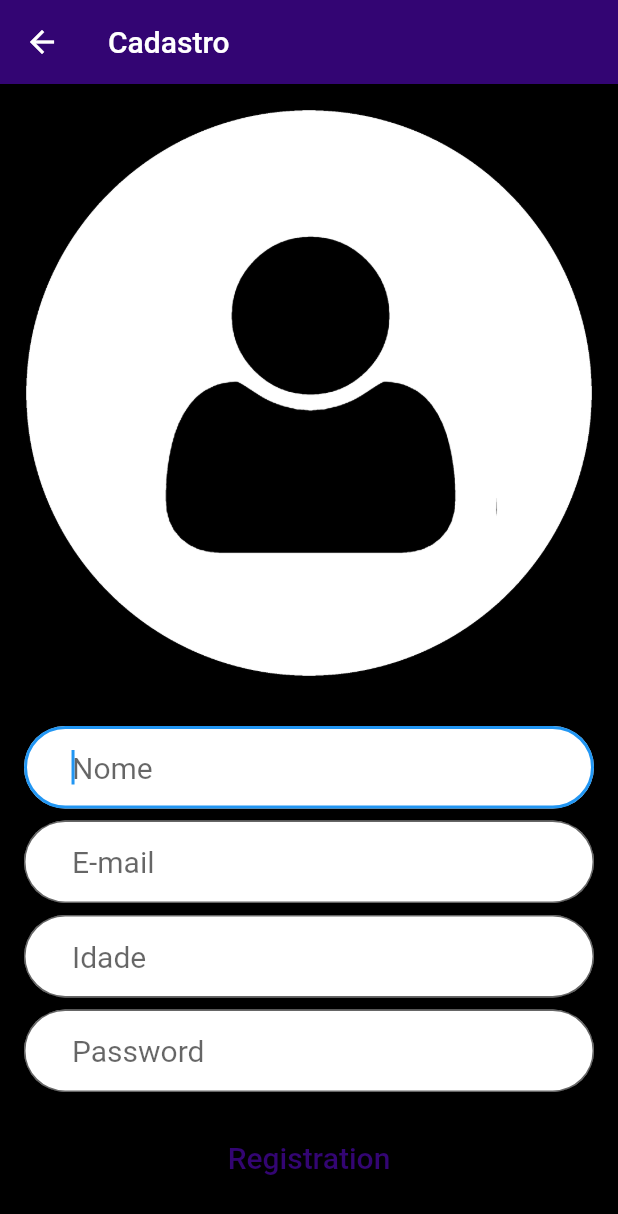
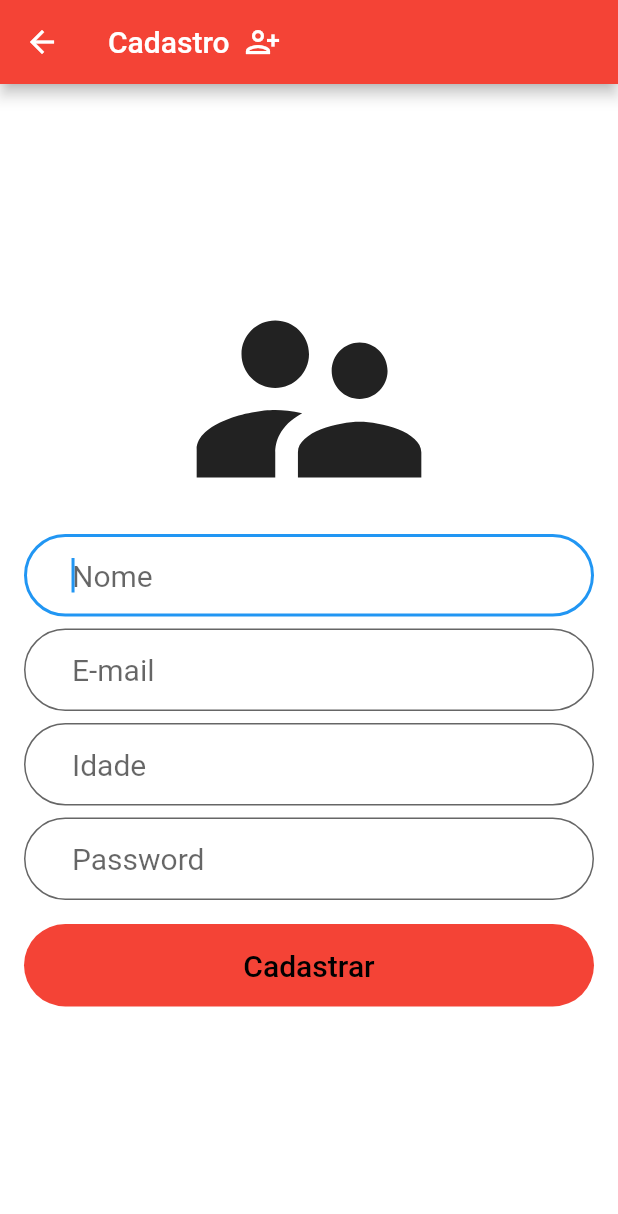
Before and after one commit to Logan-cic/phishing_game_project, a Flutter app: the Cadastro screen opened directly, on a phone screen of 412 x 824 dp. Shown: the top 1214 px of the screen. Run offline on Flutter 3.47's test engine with Material 2 defaults, Android fonts, the phone set to English and light mode, and no system bars; our stand-ins replace cloud_firestore, firebase_auth, firebase_core; accounts and stored records are empty.

Commit message:
Atualizando UI - tela de cadastro

```diff
--- a/lib/Cadastro.dart
+++ b/lib/Cadastro.dart
@@ -44,7 +44,6 @@ class _CadastroState extends State<Cadastro> {
 
             _userRegistrationInFirebase(user);
             _salvandoDadosDoCadastro(user);
-
           } else {
             setState(() {
               _errorMessage = "Insira uma senha valida";
@@ -70,9 +69,9 @@ class _CadastroState extends State<Cadastro> {
   _salvandoDadosDoCadastro(Userdata user) async {
     await Firebase.initializeApp();
     FirebaseFirestore.instance
-      .collection("Dados de Cadastro")
-      .doc("001")
-      .set({"nome": user.name, "idade": user.idade, "e-mail": user.email});
+        .collection("Dados de Cadastro")
+        .doc("001")
+        .set({"nome": user.name, "idade": user.idade, "e-mail": user.email});
   }
 
   _userRegistrationInFirebase(Userdata user) async {
@@ -96,22 +95,30 @@ class _CadastroState extends State<Cadastro> {
   Widget build(BuildContext context) {
     return Scaffold(
       appBar: AppBar(
-          title: const Text("Cadastro"),
-          backgroundColor: Color.fromARGB(255, 51, 5, 115)),
+        title: Row(
+          children: [
+            const Text("Cadastro"),
+            SizedBox(
+              width: 10,
+            ),
+            Icon(
+              Icons.person_add_alt,
+            ),
+          ],
+        ),
+        backgroundColor: Colors.red,
+      ),
       body: Container(
-        decoration: BoxDecoration(color: Colors.black),
+        decoration: BoxDecoration(color: Colors.white),
         padding: EdgeInsets.all(16),
         child: Center(
           child: SingleChildScrollView(
             child: Column(
               crossAxisAlignment: CrossAxisAlignment.stretch,
               children: [
-                Padding(
-                  padding: const EdgeInsets.only(bottom: 32),
-                  child: Image.asset(
-                    "images/user.png",
-                    scale: 1,
-                  ),
+                Icon(
+                  Icons.supervisor_account,
+                  size: 180,
                 ),
                 Padding(
                   padding: EdgeInsets.only(bottom: 8),
@@ -172,19 +179,18 @@ class _CadastroState extends State<Cadastro> {
                       border: OutlineInputBorder(
                           borderRadius: BorderRadius.circular(32))),
                 ),
-                 Padding(
-                    padding: EdgeInsets.only(top: 16, bottom: 10),
+                Padding(
+                    padding: const EdgeInsets.only(top: 16, bottom: 10),
                     child: TextButton(
                       style: TextButton.styleFrom(
-                          foregroundColor: Color.fromARGB(255, 51, 5, 115),
-                          padding: EdgeInsets.fromLTRB(32, 16, 32, 16),
+                          backgroundColor: Colors.red,
+                          foregroundColor: Colors.lightBlueAccent,
+                          padding: const EdgeInsets.fromLTRB(32, 16, 32, 16),
                           shape: RoundedRectangleBorder(
                               borderRadius: BorderRadius.circular(32))),
                       child: Text(
-                        "Registration",
-                        style: TextStyle(
-                            color: Color.fromARGB(255, 51, 5, 115),
-                            fontSize: 20),
+                        "Cadastrar",
+                        style: TextStyle(color: Colors.black, fontSize: 20),
                       ),
                       onPressed: (() {
                         _authentication();
```
